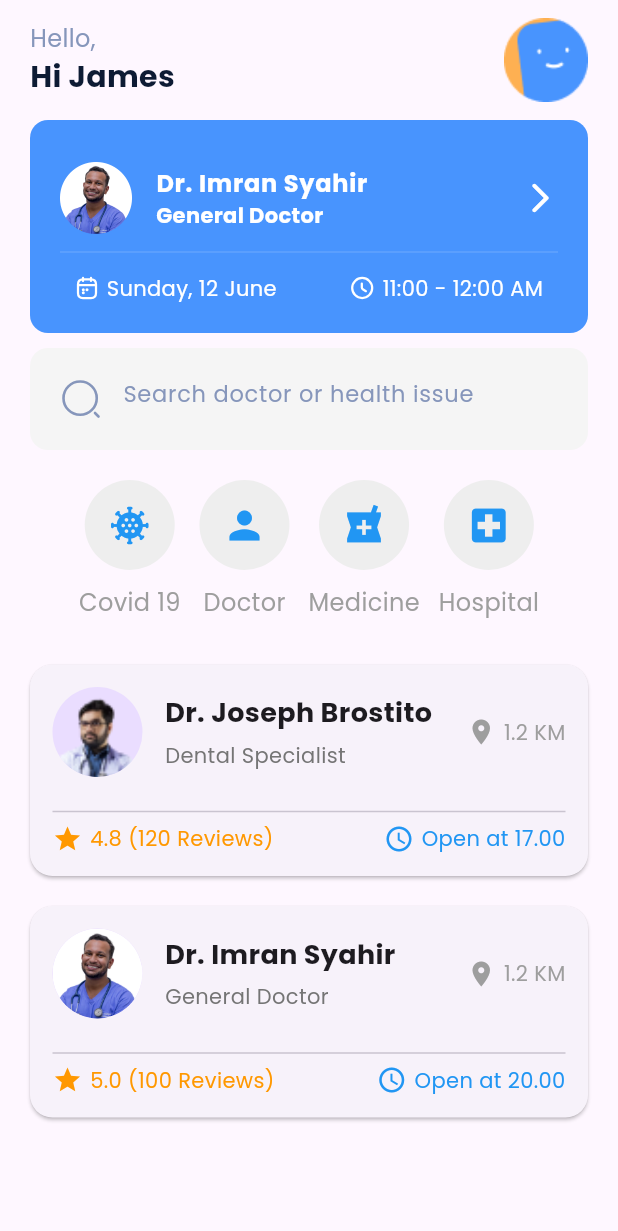
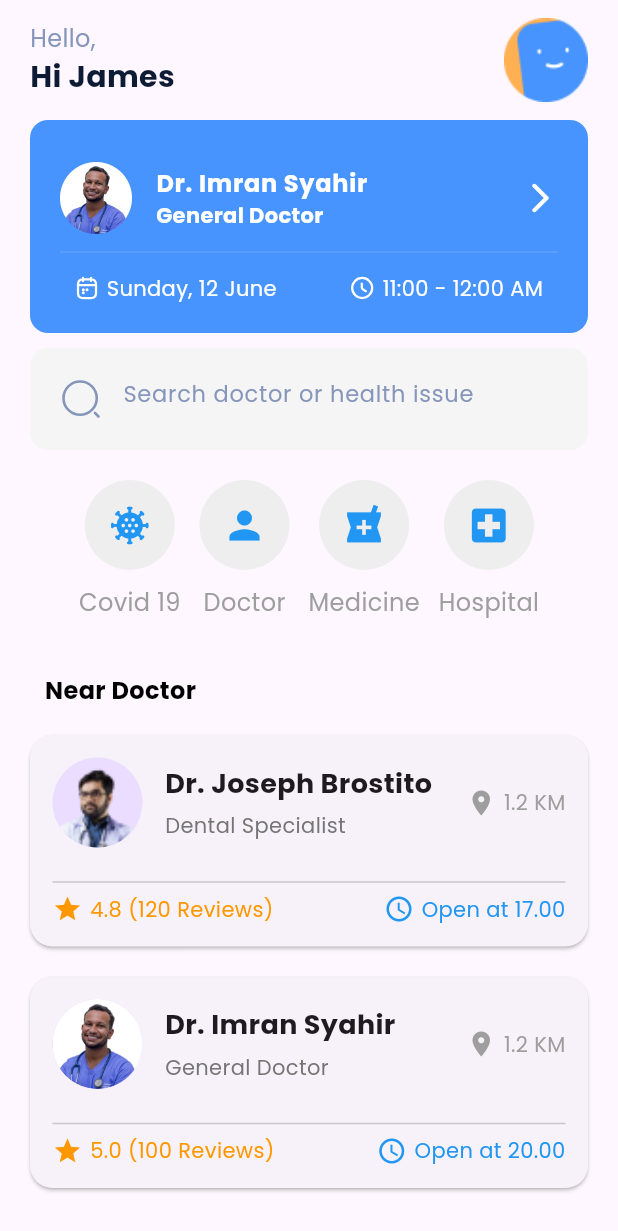
Before and after one commit to Eng-Loay/Task_Flutter3, a Flutter app: the screen it shows after launch, on a phone screen of 412 x 824 dp. Shown: the top 1231 px of the screen. Run offline on Flutter 3.47's test engine with Material 3 defaults, Android fonts, the phone set to English and light mode, and no system bars; our stand-ins replace flutter_svg, google_fonts.

Commit message:
last commit !!!!!!!!

```diff
--- a/lib/home.dart
+++ b/lib/home.dart
@@ -23,6 +23,21 @@ class HomeView extends StatelessWidget {
               const DoctorWidget(),
               const InputWidget(),
               Hospital(),
+              Container(
+                margin: EdgeInsets.only(
+                  right: MediaQuery.of(context).size.width * 0.61,
+                ),
+                padding: const EdgeInsets.only(top: 16.0, bottom: 8.0),
+                child: Text(
+                  "Near Doctor",
+                  style: TextStyle(
+                    fontSize: 16,
+                    fontWeight: FontWeight.bold,
+                    color: Colors.black,
+                  ),
+                ),
+              ),
+
               const DoctorCard(
                 name: 'Dr. Joseph Brostito',
                 specialty: 'Dental Specialist',
```
